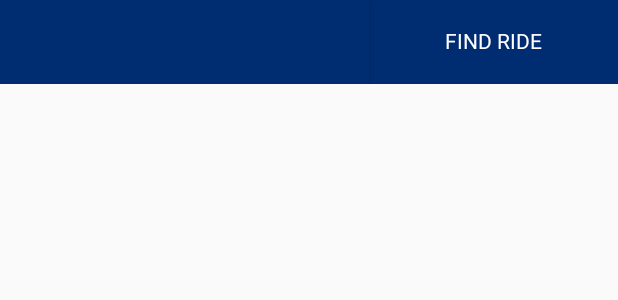
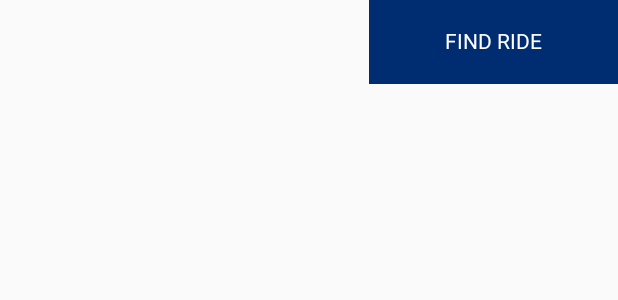
Before and after one commit to szappone/jhupool, an Android app: the layout activity_main.xml on its own in the app's theme, with its tools: preview values and no code run, on a phone screen of 412 x 824 dp. Shown: the top 300 px of the screen. Run offline under Robolectric (Android 15) with nearby library versions, the phone set to English and light mode, and no system bars.

Commit message:
made tab text white for easy reading

```diff
--- a/app/src/main/java/io/github/viv2d2/findride/MainActivity.java
+++ b/app/src/main/java/io/github/viv2d2/findride/MainActivity.java
@@ -2,6 +2,7 @@ package io.github.viv2d2.findride;
 
 import android.app.ActionBar;
 import android.content.Intent;
+import android.graphics.Color;
 import android.os.Bundle;
 import android.support.design.widget.TabLayout;
 import android.support.v4.app.Fragment;
@@ -55,6 +56,11 @@ public class MainActivity extends AppCompatActivity {
         startActivity(intent);
     }
 
+    public void launchSettings(View view) {
+        Intent intent = new Intent(MainActivity.this, SettingsActivity.class);
+        startActivity(intent);
+    }
+
     private class SectionPagerAdapter extends FragmentPagerAdapter {
         private List<Fragment> fragments;
 
--- a/app/src/main/res/layout/activity_main.xml
+++ b/app/src/main/res/layout/activity_main.xml
@@ -20,12 +20,13 @@
                 android:id="@+id/tab_layout"
                 android:layout_width="246dp"
                 android:layout_height="?attr/actionBarSize"
-                android:background="?attr/colorPrimary"
                 android:elevation="4dp"
                 app:tabGravity="fill"
                 app:tabMaxWidth="0dp"
-                app:tabTextColor="#ffffff"
-                app:tabIndicatorColor="#ffffff" />
+                app:tabTextColor="@android:color/white"
+                app:tabIndicatorColor="@android:color/white"
+                app:tabBackground="@color/hopkinsBlue"
+                app:tabSelectedTextColor="@android:color/white"/>
 
             <TextView
                 android:layout_width="match_parent"
@@ -42,8 +43,23 @@
                 tools:textAlignment="center"
                 android:textAlignment="center" />
 
-
         </LinearLayout>
+        <!--
+        <Button
+            android:layout_width="match_parent"
+            android:layout_height="?attr/actionBarSize"
+            android:lineSpacingExtra="4dp"
+            android:text="Settings"
+            android:background="@color/colorPrimaryDark"
+            android:id="@+id/find_ride2"
+            android:onClick="launchSettings"
+            android:textColor="#ffffff"
+            android:layout_alignParentRight="false"
+            android:paddingTop="17dp"
+            android:layout_gravity="center_vertical|fill_vertical|center|clip_vertical"
+            tools:textAlignment="center"
+            android:textAlignment="center" />
+            -->
 
 
         <android.support.v4.view.ViewPager
```
Also changed, not shown: app/src/main/res/values/styles.xml (+7 -0 lines).
